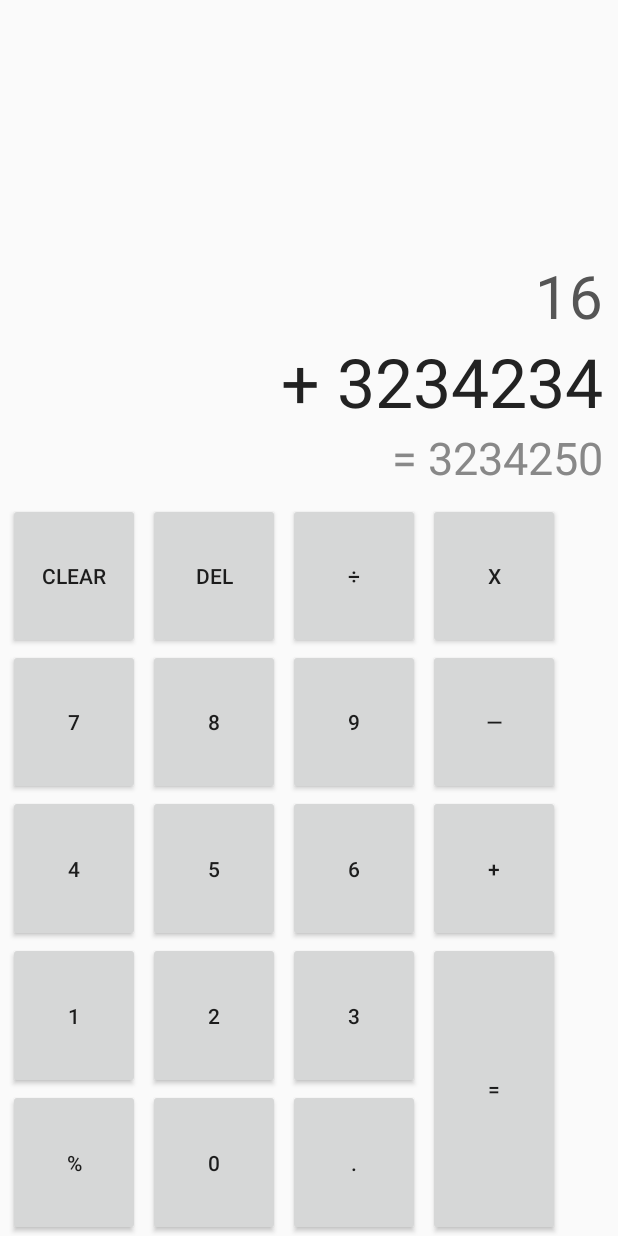
After one commit to wchhuangya/Pandora, an Android app: the layout calculator.xml on its own in the app's theme, with its tools: preview values and no code run, on a phone screen of 412 x 824 dp. The commit adds this screen. Run offline under Robolectric (Android 15) with nearby library versions, the phone set to English and light mode, and no system bars.

Commit message:
1. 调整类所在位置； 2. 新增：计算器（只完成数字的输入和退格键（只有一个参数）；

```diff
--- a/app/build.gradle
+++ b/app/build.gradle
@@ -44,4 +44,7 @@ dependencies {
 
     // material 风格的 ProgressBar
     compile 'me.zhanghai.android.materialprogressbar:library:1.3.0'
+
+    // 网格布局
+    compile 'com.android.support:gridlayout-v7:25.0.1'
 }
--- a/app/src/main/AndroidManifest.xml
+++ b/app/src/main/AndroidManifest.xml
@@ -9,7 +9,7 @@
         android:label="@string/app_name"
         android:supportsRtl="true"
         android:theme="@style/AppTheme">
-        <activity android:name=".view.MainActivity">
+        <activity android:name=".view.activity.MainActivity">
             <intent-filter>
                 <action android:name="android.intent.action.MAIN"/>
 
--- a/app/src/main/java/com/ch/wchhuangya/android/pandora/view/BaseActivity.java
+++ b/app/src/main/java/com/ch/wchhuangya/android/pandora/view/activity/BaseActivity.java
@@ -1,4 +1,4 @@
-package com.ch.wchhuangya.android.pandora.view;
+package com.ch.wchhuangya.android.pandora.view.activity;
 
 import android.support.v7.app.AppCompatActivity;
 
--- a/app/src/main/java/com/ch/wchhuangya/android/pandora/view/MainActivity.java
+++ b/app/src/main/java/com/ch/wchhuangya/android/pandora/view/activity/MainActivity.java
@@ -1,4 +1,4 @@
-package com.ch.wchhuangya.android.pandora.view;
+package com.ch.wchhuangya.android.pandora.view.activity;
 
 import android.databinding.DataBindingUtil;
 import android.os.Bundle;
@@ -9,7 +9,8 @@ import com.ashokvarma.bottomnavigation.BottomNavigationItem;
 import com.ch.wchhuangya.android.pandora.R;
 import com.ch.wchhuangya.android.pandora.databinding.MainBinding;
 import com.ch.wchhuangya.android.pandora.enums.MainEnum;
-import com.ch.wchhuangya.android.pandora.fragment.NewsFragment;
+import com.ch.wchhuangya.android.pandora.view.activity.calculator.CalculatorFragment;
+import com.ch.wchhuangya.android.pandora.view.fragment.NewsFragment;
 import com.ch.wchhuangya.android.pandora.vm.MainVM;
 
 public class MainActivity extends BaseActivity {
@@ -68,6 +69,7 @@ public class MainActivity extends BaseActivity {
                 mMainVM.toolbarTitle.set("生活");
             } else if (position == MainEnum.BottomBarType.tool.ordinal()) { // 工具
                 mMainVM.toolbarTitle.set("工具");
+                mMainVM.setMainContent(R.id.main_frame, new CalculatorFragment());
             } else if (position == MainEnum.BottomBarType.study.ordinal()) { // 学习
                 mMainVM.toolbarTitle.set("学习");
             } else if (position == MainEnum.BottomBarType.im.ordinal()) { // IM
--- a/app/src/main/java/com/ch/wchhuangya/android/pandora/Fragment/BaseFragment.java
+++ b/app/src/main/java/com/ch/wchhuangya/android/pandora/view/fragment/BaseFragment.java
@@ -1,4 +1,4 @@
-package com.ch.wchhuangya.android.pandora.fragment;
+package com.ch.wchhuangya.android.pandora.view.fragment;
 
 import android.support.v4.app.Fragment;
 
--- a/app/src/main/java/com/ch/wchhuangya/android/pandora/Fragment/NewsFragment.java
+++ b/app/src/main/java/com/ch/wchhuangya/android/pandora/view/fragment/NewsFragment.java
@@ -1,4 +1,4 @@
-package com.ch.wchhuangya.android.pandora.fragment;
+package com.ch.wchhuangya.android.pandora.view.fragment;
 
 import android.databinding.DataBindingUtil;
 import android.os.Bundle;
--- a/app/src/main/java/com/ch/wchhuangya/android/pandora/Fragment/SingleNewsFragment.java
+++ b/app/src/main/java/com/ch/wchhuangya/android/pandora/view/fragment/SingleNewsFragment.java
@@ -1,4 +1,4 @@
-package com.ch.wchhuangya.android.pandora.fragment;
+package com.ch.wchhuangya.android.pandora.view.fragment;
 
 import android.databinding.DataBindingUtil;
 import android.os.Bundle;
@@ -24,6 +24,7 @@ public class SingleNewsFragment extends BaseFragment {
     @Override
     public View onCreateView(LayoutInflater inflater, @Nullable ViewGroup container, @Nullable Bundle savedInstanceState) {
         mBinding = DataBindingUtil.inflate(inflater, R.layout.common_recyclerview, container, false);
+        mCrvVM = new CommonRecyclerViewVM(getContext());
         mBinding.setVm(mCrvVM);
         return mBinding.getRoot();
     }
--- a/app/src/main/java/com/ch/wchhuangya/android/pandora/vm/BaseVM.java
+++ b/app/src/main/java/com/ch/wchhuangya/android/pandora/vm/BaseVM.java
@@ -1,5 +1,7 @@
 package com.ch.wchhuangya.android.pandora.vm;
 
+import android.content.Context;
+import android.support.v4.app.Fragment;
 import android.support.v7.app.AppCompatActivity;
 
 import java.util.ArrayList;
@@ -15,6 +17,10 @@ public abstract class BaseVM {
 
     /** VM 模式中，View 引用的持有 */
     protected AppCompatActivity mActivity;
+
+    protected Fragment mFragment;
+
+    protected Context mContext;
     /** 所有用到的观察者 */
     protected List<Subscription> mSubscriptions = new ArrayList<>();
 
--- /dev/null
+++ b/app/src/main/res/layout/calculator.xml
@@ -0,0 +1,204 @@
+<?xml version="1.0" encoding="utf-8"?>
+<layout xmlns:android="http://schemas.android.com/apk/res/android"
+        xmlns:tools="http://schemas.android.com/tools"
+        xmlns:app="http://schemas.android.com/apk/res-auto">
+    <data>
+        <variable
+            name="cal"
+            type="com.ch.wchhuangya.android.pandora.vm.CalculatorVM"/>
+    </data>
+
+    <LinearLayout
+                  android:layout_width="match_parent"
+                  android:layout_height="match_parent"
+                  android:orientation="vertical">
+
+        <LinearLayout
+            android:layout_width="match_parent"
+            android:layout_height="0dp"
+            android:layout_marginBottom="10dp"
+            android:layout_weight="2"
+            android:gravity="bottom"
+            android:orientation="vertical"
+            >
+
+            <TextView
+                android:id="@+id/cal_top_num"
+                android:layout_width="match_parent"
+                android:layout_height="wrap_content"
+                android:gravity="right"
+                android:maxLines="1"
+                android:paddingRight="10dp"
+                android:text="@{cal.secondNum}"
+                android:textColor="#555"
+                android:textSize="40sp"
+                tools:text="16"
+                />
+
+            <TextView
+                android:id="@+id/cal_bottom_num"
+                android:layout_width="match_parent"
+                android:layout_height="wrap_content"
+                android:gravity="right"
+                android:maxLines="1"
+                android:paddingRight="10dp"
+                android:text="@{cal.firstNum}"
+                android:textColor="#222"
+                android:textSize="45sp"
+                tools:text="+ 3234234"
+                />
+
+            <TextView
+                android:id="@+id/cal_res"
+                android:layout_width="match_parent"
+                android:layout_height="wrap_content"
+                android:gravity="right"
+                android:maxLines="1"
+                android:paddingRight="10dp"
+                android:text="@{cal.resNum}"
+                android:textColor="#888"
+                android:textSize="30sp"
+                tools:text="= 3234250"
+                />
+
+        </LinearLayout>
+
+        <android.support.v7.widget.GridLayout
+            android:layout_width="match_parent"
+            android:layout_height="0dp"
+            android:layout_weight="3"
+            app:columnCount="4"
+            app:orientation="horizontal"
+            app:rowCount="5"
+            >
+
+            <Button
+                android:id="@+id/cal_clear"
+                android:layout_marginLeft="5dp"
+                android:layout_marginRight="5dp"
+                app:layout_rowWeight="1"
+                android:text="clear"
+                />
+
+            <Button
+                android:id="@+id/cal_del"
+                android:layout_marginRight="5dp"
+                app:layout_rowWeight="1"
+                android:text="del"
+                android:onClick="@{() -> cal.del()}"
+                />
+
+            <Button
+                android:id="@+id/cal_divide"
+                android:layout_marginRight="5dp"
+                app:layout_rowWeight="1"
+                android:text="÷"
+                />
+
+            <Button
+                android:id="@+id/cal_multiply"
+                app:layout_rowWeight="1"
+                android:text="x"
+                />
+
+            <Button
+                android:id="@+id/cal_7"
+                android:layout_marginLeft="5dp"
+                app:layout_rowWeight="1"
+                android:text="7"
+                android:onClick="@{cal::numClick}"
+                />
+
+            <Button
+                android:id="@+id/cal_8"
+                app:layout_rowWeight="1"
+                android:text="8"
+                />
+
+            <Button
+                android:id="@+id/cal_9"
+                app:layout_rowWeight="1"
+                android:text="9"
+                />
+
+            <Button
+                android:id="@+id/cal_minus"
+                app:layout_rowWeight="1"
+                android:text="—"
+                />
+
+            <Button
+                android:id="@+id/cal_4"
+                android:layout_marginLeft="5dp"
+                app:layout_rowWeight="1"
+                android:text="4"
+                />
+
+            <Button
+                android:id="@+id/cal_5"
+                app:layout_rowWeight="1"
+                android:text="5"
+                />
+
+            <Button
+                android:id="@+id/cal_6"
+                app:layout_rowWeight="1"
+                android:text="6"
+                />
+
+            <Button
+                android:id="@+id/cal_add"
+                app:layout_rowWeight="1"
+                android:text="+"
+                />
+
+            <Button
+                android:id="@+id/cal_1"
+                android:layout_marginLeft="5dp"
+                app:layout_rowWeight="1"
+                android:text="1"
+                />
+
+            <Button
+                android:id="@+id/cal_2"
+                app:layout_rowWeight="1"
+                android:text="2"
+                />
+
+            <Button
+                android:id="@+id/cal_3"
+                app:layout_rowWeight="1"
+                android:text="3"
+                />
+
+            <Button
+                android:id="@+id/cal_equals"
+                app:layout_rowSpan="2"
+                app:layout_rowWeight="1"
+                app:layout_gravity="fill_vertical"
+                android:text="="
+                />
+
+            <Button
+                android:id="@+id/cal_12"
+                android:layout_marginLeft="5dp"
+                app:layout_rowWeight="1"
+                android:text="%"
+                />
+
+            <Button
+                android:id="@+id/cal_zero"
+                app:layout_rowWeight="1"
+                android:text="0"
+                />
+
+            <Button
+                android:id="@+id/cal_dot"
+                app:layout_rowWeight="1"
+                android:text="."
+                />
+
+        </android.support.v7.widget.GridLayout>
+
+    </LinearLayout>
+</layout>
--- a/app/src/main/res/values-w820dp/dimens.xml
+++ b/app/src/main/res/values-w820dp/dimens.xml
@@ -1,5 +1,5 @@
 <resources>
-    <!-- Example customization of dimensions originally defined in res/values/dimens.xml
+    <!-- Example customization of dimensions originally defined in resNum/values/dimens.xml
          (such as screen margins) for screens with more than 820dp of available width. This
          would include 7" and 10" devices in landscape (~960dp and ~1280dp respectively). -->
     <dimen name="activity_horizontal_margin">64dp</dimen>
```
Also changed, not shown: app/src/main/java/com/ch/wchhuangya/android/pandora/view/activity/calculator/CalculatorFragment.java (added, +39 -0 lines), app/src/main/java/com/ch/wchhuangya/android/pandora/vm/CalculatorVM.java (added, +135 -0 lines).
